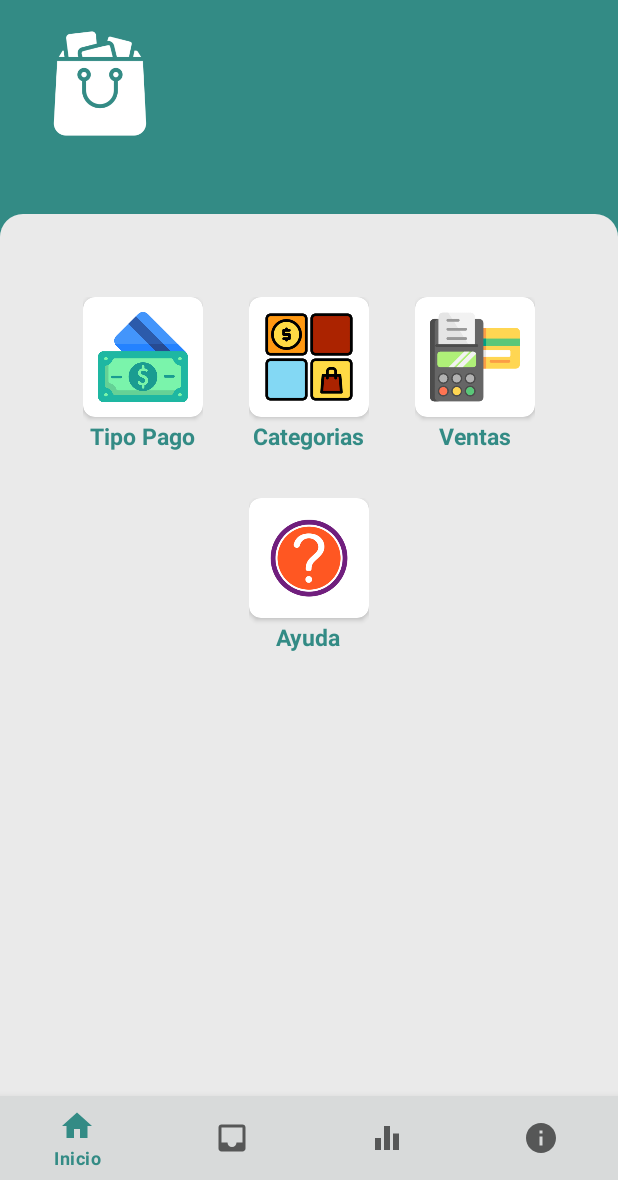
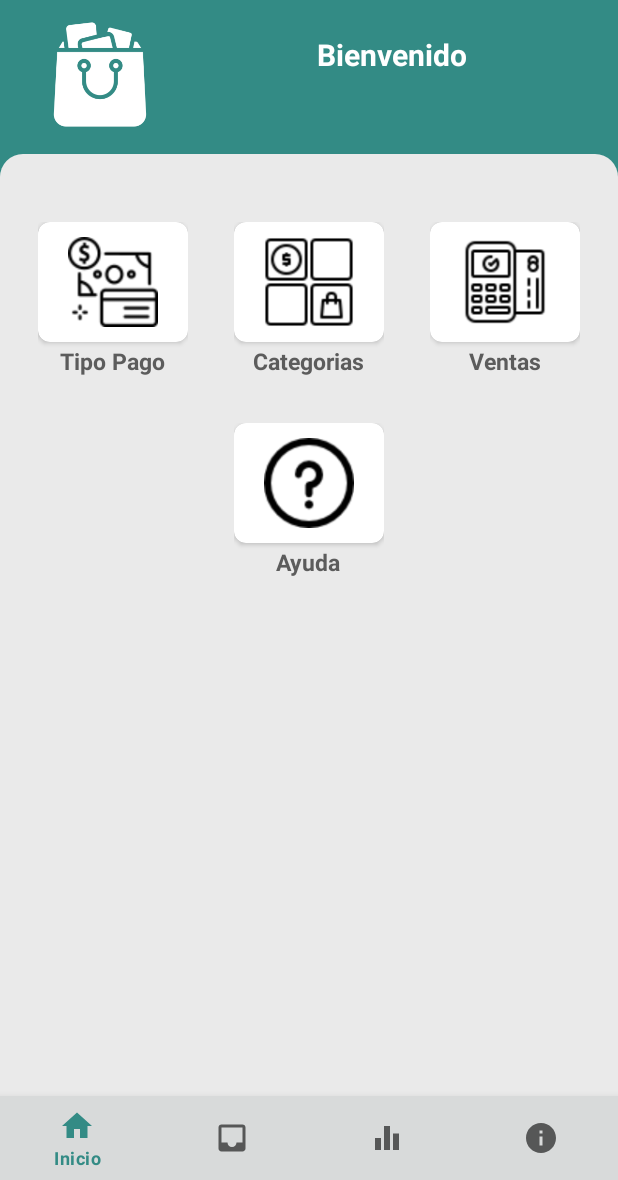
Before and after one commit to Giuhel/VentApps, an Android app: the screen it shows after launch (MainActivity), on a phone screen of 412 x 824 dp, the part 56-1236 px from its top. Run offline under Robolectric (Android 15) with nearby library versions, the phone set to English and light mode, and no system bars.

Commit message:
modificacion dashboard

```diff
--- a/app/src/main/res/layout/fragment_dashboard.xml
+++ b/app/src/main/res/layout/fragment_dashboard.xml
@@ -15,7 +15,7 @@
         <androidx.constraintlayout.widget.ConstraintLayout
             android:id="@+id/constraintLayout"
             android:layout_width="match_parent"
-            android:layout_height="180dp"
+            android:layout_height="140dp"
             app:layout_constraintEnd_toEndOf="parent"
             app:layout_constraintStart_toStartOf="parent"
             app:layout_constraintTop_toTopOf="parent">
@@ -35,14 +35,27 @@
                 app:layout_constraintTop_toTopOf="parent" />
 
             <ImageView
+                android:id="@+id/imageView2"
                 android:layout_width="88dp"
                 android:layout_height="79dp"
-                android:layout_marginTop="16dp"
+                android:layout_marginTop="10dp"
                 android:src="@drawable/icono2"
                 app:layout_constraintEnd_toEndOf="parent"
                 app:layout_constraintHorizontal_bias="0.07"
                 app:layout_constraintStart_toStartOf="parent"
                 app:layout_constraintTop_toBottomOf="@+id/textView" />
+
+            <TextView
+                android:layout_width="wrap_content"
+                android:layout_height="wrap_content"
+                android:layout_marginTop="60dp"
+                android:text="Bienvenido"
+                android:textColor="@color/white"
+                android:textSize="20sp"
+                android:textStyle="bold"
+                app:layout_constraintEnd_toEndOf="parent"
+                app:layout_constraintStart_toEndOf="@+id/imageView2"
+                app:layout_constraintTop_toTopOf="parent" />
 
         </androidx.constraintlayout.widget.ConstraintLayout>
 
@@ -67,7 +80,7 @@
                     android:layout_width="wrap_content"
                     android:layout_height="wrap_content"
                     android:orientation="horizontal"
-                    android:layout_marginTop="40dp"
+                    android:layout_marginTop="30dp"
                     android:gravity="center">
 
                     <LinearLayout
@@ -77,7 +90,7 @@
                         android:layout_margin="15dp">
 
                         <androidx.cardview.widget.CardView
-                            android:layout_width="80dp"
+                            android:layout_width="100dp"
                             android:layout_height="80dp"
                             android:elevation="4dp"
                             app:cardCornerRadius="8dp">
@@ -95,7 +108,7 @@
                             android:text="Tipo Pago"
                             android:textStyle="bold"
                             android:textSize="15sp"
-                            android:textColor="@color/verdePastel"
+                            android:textColor="@color/grisletrasmenu"
                             android:layout_gravity="center
 "
                             android:layout_marginTop="2dp"/>
@@ -109,7 +122,7 @@
                         android:layout_margin="15dp">
 
                         <androidx.cardview.widget.CardView
-                            android:layout_width="80dp"
+                            android:layout_width="100dp"
                             android:layout_height="80dp"
                             android:elevation="4dp"
                             app:cardCornerRadius="8dp">
@@ -127,7 +140,7 @@
                             android:text="Categorias"
                             android:textStyle="bold"
                             android:textSize="15sp"
-                            android:textColor="@color/verdePastel"
+                            android:textColor="@color/grisletrasmenu"
                             android:layout_gravity="center
 "
                             android:layout_marginTop="2dp"/>
@@ -141,7 +154,7 @@
                         android:layout_margin="15dp">
 
                         <androidx.cardview.widget.CardView
-                            android:layout_width="80dp"
+                            android:layout_width="100dp"
                             android:layout_height="80dp"
                             android:elevation="4dp"
                             app:cardCornerRadius="8dp">
@@ -159,7 +172,7 @@
                             android:text="Ventas"
                             android:textStyle="bold"
                             android:textSize="15sp"
-                            android:textColor="@color/verdePastel"
+                            android:textColor="@color/grisletrasmenu"
                             android:layout_gravity="center
 "
                             android:layout_marginTop="2dp"/>
@@ -181,7 +194,7 @@
                         android:layout_margin="15dp">
 
                         <androidx.cardview.widget.CardView
-                            android:layout_width="80dp"
+                            android:layout_width="100dp"
                             android:layout_height="80dp"
                             android:elevation="4dp"
                             app:cardCornerRadius="8dp">
@@ -199,7 +212,7 @@
                             android:text="Ayuda"
                             android:textStyle="bold"
                             android:textSize="15sp"
-                            android:textColor="@color/verdePastel"
+                            android:textColor="@color/grisletrasmenu"
                             android:layout_gravity="center
 "
                             android:layout_marginTop="2dp"/>
@@ -208,7 +221,6 @@
 
                 </TableRow>
 
-
             </TableLayout>
 
         </androidx.constraintlayout.widget.ConstraintLayout>
--- a/app/src/main/res/values/colors.xml
+++ b/app/src/main/res/values/colors.xml
@@ -12,4 +12,5 @@
     <color name="gris">#E8EBEC</color>
     <color name="gris2">#d8dada</color>
     <color name="grisDahboard">#EAEAEA</color>
+    <color name="grisletrasmenu">#5C5C5C</color>
 </resources>
```
Also changed, not shown: app/src/main/res/drawable/ayuda.png, app/src/main/res/drawable/categorias.png, app/src/main/res/drawable/tipopago.png, app/src/main/res/drawable/ventas.png.
